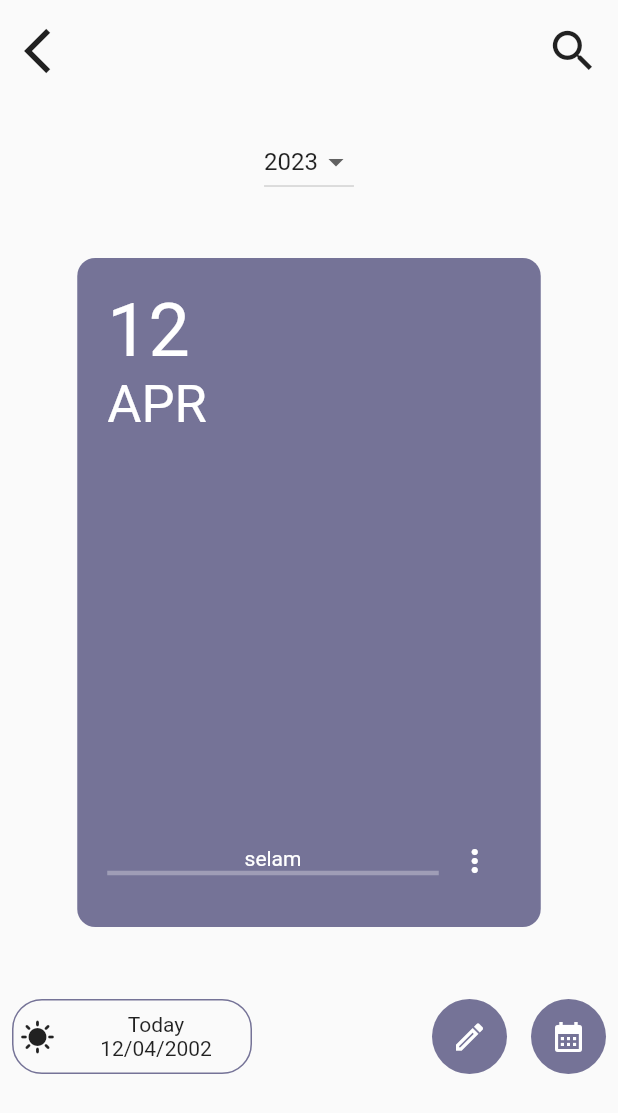
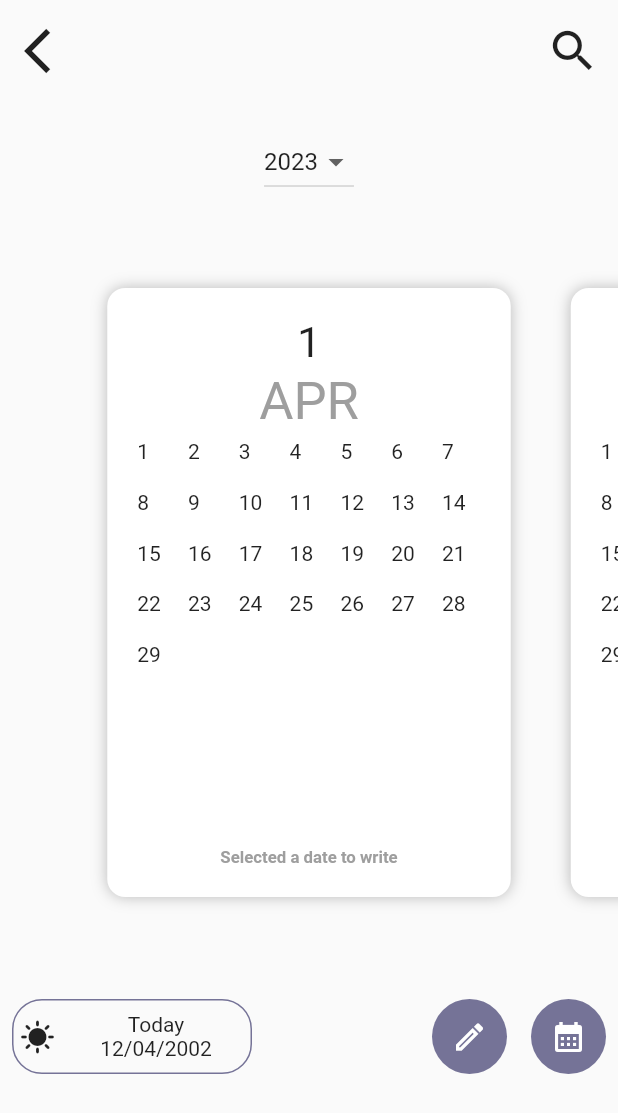
Before and after one commit to beyzaevcen/My-Life-Planner, a Flutter app: the DiaryPage screen opened directly, on a phone screen of 412 x 824 dp. Shown: the top 1113 px of the screen. Run offline on Flutter 3.47's test engine with Material 2 defaults, Android fonts, the phone set to English and light mode, and no system bars; drawn by our look-alikes of flutter_easyloading; our stand-ins replace cloud_firestore, firebase_auth, firebase_core, flutter_datetime_picker, font_awesome_flutter, get and 6 more; missing offline and left inert: flutter_quill; accounts and stored records are empty.

Commit message:
Diary Page edited

```diff
--- a/lib/screens/diary_page.dart
+++ b/lib/screens/diary_page.dart
@@ -1,6 +1,7 @@
 import 'package:flutter/material.dart';
 import 'package:get/get.dart';
 import 'package:notes_app/controllers/diary_controller.dart';
+import 'package:notes_app/widgets/backview.dart';
 
 import '../utils/theme.dart';
 
@@ -56,65 +57,14 @@ class DiaryPage extends StatelessWidget {
           Expanded(
               child: Container(
             padding: const EdgeInsets.symmetric(vertical: 20),
-            child: PageView(
-              controller: PageController(
-                initialPage: 0,
-                viewportFraction: 0.75,
-              ),
-              scrollDirection: Axis.horizontal,
-              children: [
-                Container(
-                  decoration: BoxDecoration(
-                    color: CColors.mainColor,
-                    borderRadius: BorderRadius.circular(12.0),
-                  ),
-                  child: Padding(
-                    padding: const EdgeInsets.all(20),
-                    child: Column(
-                      crossAxisAlignment: CrossAxisAlignment.start,
-                      children: [
-                        //month
-                        const Text(
-                          "12",
-                          textScaleFactor: 3.5,
-                          style: TextStyle(color: CColors.white),
-                        ),
-                        const Text(
-                          "APR",
-                          textScaleFactor: 2.5,
-                          style: TextStyle(color: CColors.white),
-                        ),
-                        const Spacer(),
-                        Row(
-                          children: [
-                            Expanded(
-                                child: Column(
-                              children: [
-                                const Text(
-                                  "selam",
-                                  style: TextStyle(color: CColors.white),
-                                ),
-                                Container(
-                                  width: double.infinity,
-                                  height: 3.0,
-                                  color: Colors.white30,
-                                ),
-                              ],
-                            )),
-                            IconButton(
-                                onPressed: () {},
-                                icon: const Icon(
-                                  Icons.more_vert_outlined,
-                                  color: CColors.white,
-                                ))
-                          ],
-                        ),
-                      ],
-                    ),
-                  ),
-                )
-              ],
-            ),
+            child: PageView.builder(
+                controller: PageController(
+                  initialPage: 0,
+                  viewportFraction: 0.75,
+                ),
+                scrollDirection: Axis.horizontal,
+                itemCount: 12,
+                itemBuilder: (_, i) => const BackView()),
           )),
           const SizedBox(
             height: 20,
--- /dev/null
+++ b/lib/widgets/backview.dart
@@ -0,0 +1,54 @@
+import 'package:flutter/material.dart';
+
+import '../utils/theme.dart';
+
+class BackView extends StatelessWidget {
+  const BackView({super.key});
+
+  @override
+  Widget build(BuildContext context) {
+    return Padding(
+      padding: const EdgeInsets.all(20.0),
+      child: Container(
+        decoration: BoxDecoration(
+            color: CColors.white,
+            borderRadius: BorderRadius.circular(12.0),
+            boxShadow: const [BoxShadow(color: Colors.black26, blurRadius: 8.0)]),
+        child: Padding(
+          padding: const EdgeInsets.all(20.0),
+          child: Column(
+            children: [
+              const Text(
+                "1",
+                textScaleFactor: 2.0,
+              ),
+              const SizedBox(
+                height: 2,
+              ),
+              const Text(
+                "APR",
+                textScaleFactor: 2.5,
+                style: TextStyle(color: Colors.grey),
+              ),
+              const SizedBox(height: 5.0),
+              Expanded(
+                  child: GridView.builder(
+                      itemCount: 29,
+                      gridDelegate: const SliverGridDelegateWithFixedCrossAxisCount(
+                          crossAxisCount: 7,
+                          childAspectRatio: 1 / 1,
+                          crossAxisSpacing: 8.0,
+                          mainAxisSpacing: 8.0),
+                      itemBuilder: (_, i) => Text('${i + 1}'))),
+              const Text(
+                "Selected a date to write",
+                textScaleFactor: 0.8,
+                style: TextStyle(color: Colors.grey, fontWeight: FontWeight.w600),
+              )
+            ],
+          ),
+        ),
+      ),
+    );
+  }
+}
```
Also changed, not shown: lib/screens/settings_page.dart (+54 -12 lines), lib/widgets/frontview.dart (added, +75 -0 lines).
